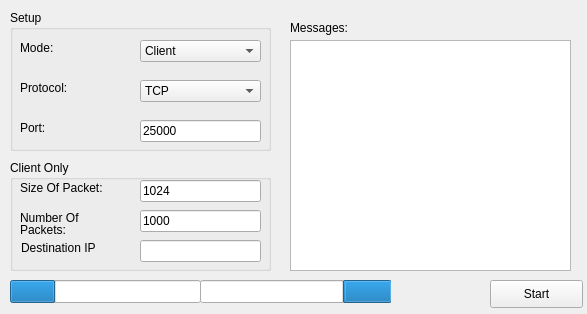
Old version of the form mainwindow.ui in the repository isaacmorneau/4985_asn2.
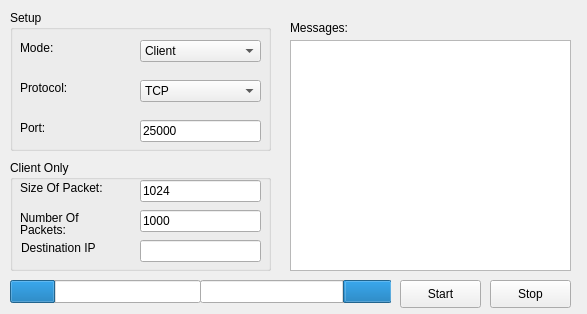
New version of the form.

Patch:
```diff
--- a/mainwindow.ui
+++ b/mainwindow.ui
@@ -239,9 +239,9 @@
    <widget class="QPushButton" name="pushButtonStart">
     <property name="geometry">
      <rect>
-      <x>490</x>
+      <x>400</x>
       <y>280</y>
-      <width>93</width>
+      <width>81</width>
       <height>28</height>
      </rect>
     </property>
@@ -297,6 +297,19 @@
      </rect>
     </property>
    </widget>
+   <widget class="QPushButton" name="pushButtonStop">
+    <property name="geometry">
+     <rect>
+      <x>490</x>
+      <y>280</y>
+      <width>81</width>
+      <height>28</height>
+     </rect>
+    </property>
+    <property name="text">
+     <string>Stop</string>
+    </property>
+   </widget>
   </widget>
  </widget>
  <layoutdefault spacing="6" margin="11"/>
```
